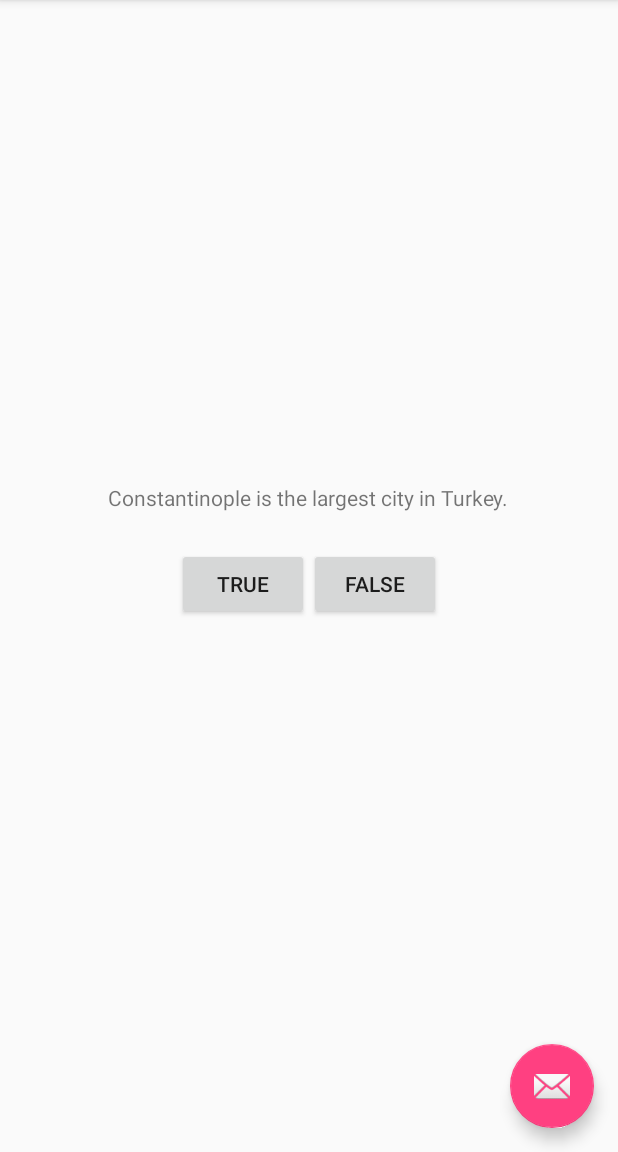
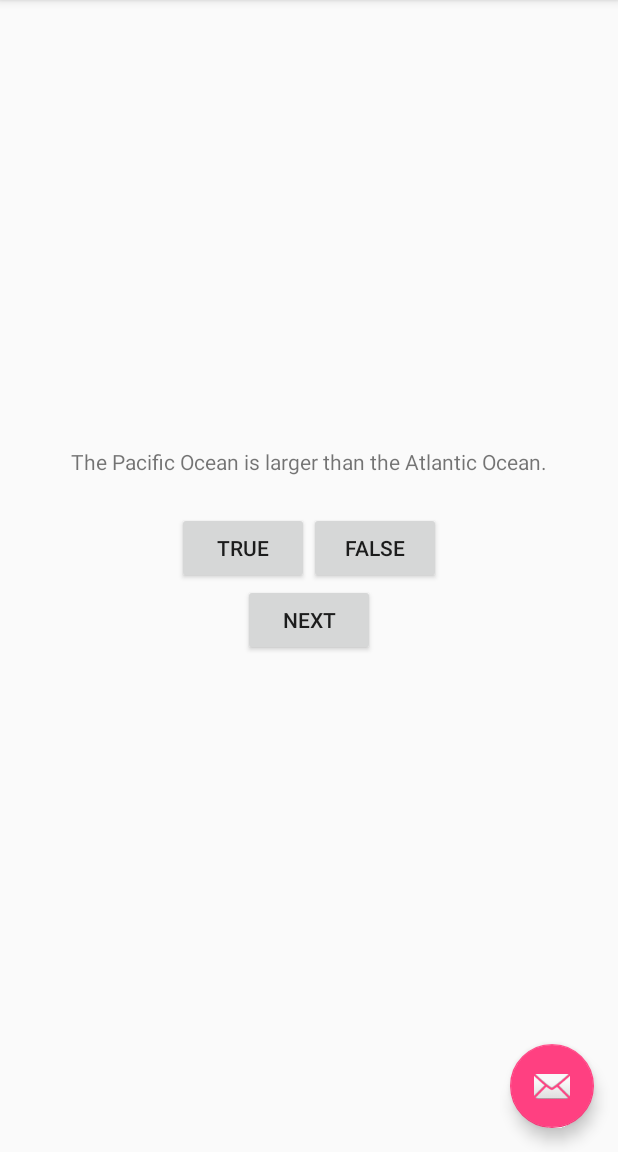
Before and after one commit to navono/LearningPlan, an Android app: the screen it shows after launch (GeoQuiz), after a tap on "TRUE", on a phone screen of 412 x 824 dp, the part 84-1236 px from its top. Run offline under Robolectric (Android 15) with nearby library versions, the phone set to English and light mode, and no system bars; 4 statements that could not run were skipped.

Commit message:
修改GeoQuiz工程。重构了重构了显示Toast的方法。增加了Question类

```diff
--- a/2016/Android/_code/GeoQuiz/app/build.gradle
+++ b/2016/Android/_code/GeoQuiz/app/build.gradle
@@ -24,4 +24,5 @@ dependencies {
     testCompile 'junit:junit:4.12'
     compile 'com.android.support:appcompat-v7:23.4.0'
     compile 'com.android.support:design:23.4.0'
+    compile 'com.google.android.gms:play-services-appindexing:8.1.0'
 }
--- a/2016/Android/_code/GeoQuiz/app/src/main/AndroidManifest.xml
+++ b/2016/Android/_code/GeoQuiz/app/src/main/AndroidManifest.xml
@@ -17,7 +17,11 @@
 
                 <category android:name="android.intent.category.LAUNCHER" />
             </intent-filter>
-        </activity>
+        </activity><!-- ATTENTION: This was auto-generated to add Google Play services to your project for
+     App Indexing.  See https://g.co/AppIndexing/AndroidStudio for more information. -->
+        <meta-data
+            android:name="com.google.android.gms.version"
+            android:value="@integer/google_play_services_version"/>
     </application>
 
 </manifest>
--- a/2016/Android/_code/GeoQuiz/app/src/main/java/com/example/navono/geoquiz/GeoQuiz.java
+++ b/2016/Android/_code/GeoQuiz/app/src/main/java/com/example/navono/geoquiz/GeoQuiz.java
@@ -1,6 +1,7 @@
 package com.example.navono.geoquiz;
 
 import android.content.Context;
+import android.net.Uri;
 import android.os.Bundle;
 import android.support.design.widget.FloatingActionButton;
 import android.support.design.widget.Snackbar;
@@ -10,13 +11,35 @@ import android.view.View;
 import android.view.Menu;
 import android.view.MenuItem;
 import android.widget.Button;
+import android.widget.TextView;
 import android.widget.Toast;
+
+import com.google.android.gms.appindexing.Action;
+import com.google.android.gms.appindexing.AppIndex;
+import com.google.android.gms.common.api.GoogleApiClient;
 
 
 public class GeoQuiz extends AppCompatActivity {
 
     private Button mTrueButton;
     private Button mFalseButton;
+    private Button mNextButton;
+    private TextView mQuestionTextView;
+
+    private Question[] mQuestionBank = new Question[]{
+            new Question(R.string.question_oceans, true),
+            new Question(R.string.question_mideast, true),
+            new Question(R.string.question_africa, true),
+            new Question(R.string.question_americas, true),
+            new Question(R.string.question_asia, true),
+    };
+
+    private int mCurrentIndex = 0;
+    /**
+     * ATTENTION: This was auto-generated to implement the App Indexing API.
+     * See https://g.co/AppIndexing/AndroidStudio for more information.
+     */
+    private GoogleApiClient mClient;
 
     @Override
     protected void onCreate(Bundle savedInstanceState) {
@@ -25,24 +48,36 @@ public class GeoQuiz extends AppCompatActivity {
         Toolbar toolbar = (Toolbar) findViewById(R.id.toolbar);
         setSupportActionBar(toolbar);
 
+        mQuestionTextView = (TextView) findViewById(R.id.question_text_view);
+        updateQuestion();
+
         mTrueButton = (Button) findViewById(R.id.true_button);
-        mTrueButton.setOnClickListener(new View.OnClickListener(){
+        mTrueButton.setOnClickListener(new View.OnClickListener() {
             @Override
             public void onClick(View v) {
-                Toast.makeText(GeoQuiz.this,
-                        R.string.incorrect_toast,
-                        Toast.LENGTH_SHORT).show();
+                checkAnswer(true);
             }
         });
+
         mFalseButton = (Button) findViewById(R.id.false_button);
         mFalseButton.setOnClickListener(new View.OnClickListener() {
             @Override
             public void onClick(View v) {
-                Toast.makeText(GeoQuiz.this,
-                        R.string.correct_toast,
-                        Toast.LENGTH_SHORT).show();
+                checkAnswer(false);
             }
         });
+
+        mNextButton = (Button)findViewById(R.id.next_button);
+        mNextButton.setOnClickListener(new View.OnClickListener()
+        {
+            @Override
+            public void onClick(View v) {
+                mCurrentIndex = (mCurrentIndex + 1) % mQuestionBank.length;
+                updateQuestion();
+            }
+        });
+
+        updateQuestion();
 
         FloatingActionButton fab = (FloatingActionButton) findViewById(R.id.fab);
         fab.setOnClickListener(new View.OnClickListener() {
@@ -52,6 +87,26 @@ public class GeoQuiz extends AppCompatActivity {
                         .setAction("Action", null).show();
             }
         });
+        // ATTENTION: This was auto-generated to implement the App Indexing API.
+        // See https://g.co/AppIndexing/AndroidStudio for more information.
+        mClient = new GoogleApiClient.Builder(this).addApi(AppIndex.API).build();
+    }
+
+    private void updateQuestion() {
+        int question = mQuestionBank[mCurrentIndex].getTextResId();
+        mQuestionTextView.setText(question);
+    }
+
+    private void checkAnswer(boolean userPressedTrue) {
+        boolean answerIsTrue = mQuestionBank[mCurrentIndex].isAnswerTrue();
+        int messageResId = 0;
+        if (userPressedTrue == answerIsTrue) {
+            messageResId = R.string.correct_toast;
+        } else {
+            messageResId = R.string.incorrect_toast;
+        }
+
+        Toast.makeText(this, messageResId, Toast.LENGTH_SHORT).show();
     }
 
     @Override
@@ -75,4 +130,44 @@ public class GeoQuiz extends AppCompatActivity {
 
         return super.onOptionsItemSelected(item);
     }
+
+    @Override
+    public void onStart() {
+        super.onStart();
+
+        // ATTENTION: This was auto-generated to implement the App Indexing API.
+        // See https://g.co/AppIndexing/AndroidStudio for more information.
+        mClient.connect();
+        Action viewAction = Action.newAction(
+                Action.TYPE_VIEW, // TODO: choose an action type.
+                "GeoQuiz Page", // TODO: Define a title for the content shown.
+                // TODO: If you have web page content that matches this app activity's content,
+                // make sure this auto-generated web page URL is correct.
+                // Otherwise, set the URL to null.
+                Uri.parse("http://host/path"),
+                // TODO: Make sure this auto-generated app URL is correct.
+                Uri.parse("android-app://com.example.navono.geoquiz/http/host/path")
+        );
+        AppIndex.AppIndexApi.start(mClient, viewAction);
+    }
+
+    @Override
+    public void onStop() {
+        super.onStop();
+
+        // ATTENTION: This was auto-generated to implement the App Indexing API.
+        // See https://g.co/AppIndexing/AndroidStudio for more information.
+        Action viewAction = Action.newAction(
+                Action.TYPE_VIEW, // TODO: choose an action type.
+                "GeoQuiz Page", // TODO: Define a title for the content shown.
+                // TODO: If you have web page content that matches this app activity's content,
+                // make sure this auto-generated web page URL is correct.
+                // Otherwise, set the URL to null.
+                Uri.parse("http://host/path"),
+                // TODO: Make sure this auto-generated app URL is correct.
+                Uri.parse("android-app://com.example.navono.geoquiz/http/host/path")
+        );
+        AppIndex.AppIndexApi.end(mClient, viewAction);
+        mClient.disconnect();
+    }
 }
--- /dev/null
+++ b/2016/Android/_code/GeoQuiz/app/src/main/java/com/example/navono/geoquiz/Question.java
@@ -0,0 +1,31 @@
+package com.example.navono.geoquiz;
+
+/**
+ * Created by navono on 2016/6/5.
+ */
+public class Question {
+    private int mTextResId;
+    private  boolean mAnswerTrue;
+
+    public Question(int textResId, boolean answerTrue) {
+        mTextResId = textResId;
+        mAnswerTrue = answerTrue;
+    }
+
+
+    public int getTextResId() {
+        return mTextResId;
+    }
+
+    public void setTextResId(int textResId) {
+        mTextResId = textResId;
+    }
+
+    public boolean isAnswerTrue() {
+        return mAnswerTrue;
+    }
+
+    public void setAnswerTrue(boolean answerTrue) {
+        mAnswerTrue = answerTrue;
+    }
+}
--- a/2016/Android/_code/GeoQuiz/app/src/main/res/layout/content_geo_quiz.xml
+++ b/2016/Android/_code/GeoQuiz/app/src/main/res/layout/content_geo_quiz.xml
@@ -8,10 +8,10 @@
     tools:showIn="@layout/activity_geo_quiz">
 
     <TextView
+        android:id="@+id/question_text_view"
         android:layout_width="wrap_content"
         android:layout_height="wrap_content"
-        android:padding="24dp"
-        android:text="@string/question_text"/>
+        android:padding="24dp"/>
 
     <LinearLayout
         android:layout_width="wrap_content"
@@ -29,4 +29,9 @@
             android:layout_height="wrap_content"
             android:text="@string/false_button"/>
     </LinearLayout>
+    <Button
+        android:id="@+id/next_button"
+        android:layout_width="wrap_content"
+        android:layout_height="wrap_content"
+        android:text="@string/next_button"/>
 </LinearLayout>
--- a/2016/Android/_code/GeoQuiz/app/src/main/res/values/strings.xml
+++ b/2016/Android/_code/GeoQuiz/app/src/main/res/values/strings.xml
@@ -1,9 +1,14 @@
 <resources>
     <string name="app_name">GeoQuiz</string>
     <string name="action_settings">Settings</string>
-    <string name="question_text">Constantinople is the largest city in Turkey.</string>
     <string name="true_button">True</string>
     <string name="false_button">False</string>
     <string name="correct_toast">Correct!</string>
     <string name="incorrect_toast">Incorrect!</string>
+    <string name="next_button">Next</string>
+    <string name="question_oceans">The Pacific Ocean is larger than the Atlantic Ocean.</string>
+    <string name="question_mideast">The Suez Canal connects the Red Sea and the Indian Ocean.</string>
+    <string name="question_africa">The source of the Nile River is in Egypt.</string>
+    <string name="question_americas">The Amazon River is the longest river in the Americas.</string>
+    <string name="question_asia">Lake Baikal is the world\'s oldest and deepest freshwater lake.</string>
 </resources>
--- a/2016/Android/_code/GeoQuiz/build.gradle
+++ b/2016/Android/_code/GeoQuiz/build.gradle
@@ -5,7 +5,7 @@ buildscript {
         jcenter()
     }
     dependencies {
-        classpath 'com.android.tools.build:gradle:2.1.0'
+        classpath 'com.android.tools.build:gradle:2.1.2'
 
         // NOTE: Do not place your application dependencies here; they belong
         // in the individual module build.gradle files
```
Also changed, not shown: 1 other file.
